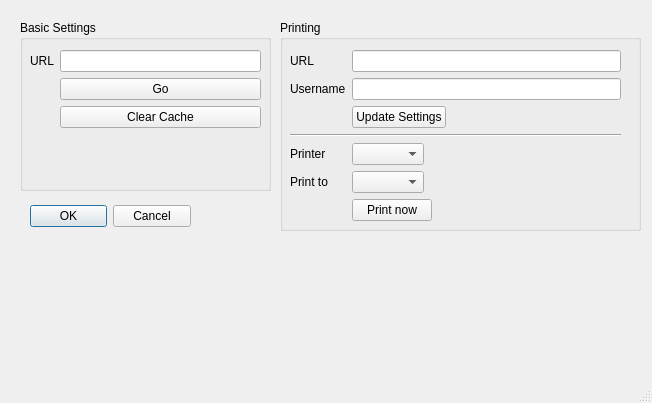
Old version of the form optionsdialog.ui in the repository jasonknight/salor-bin.
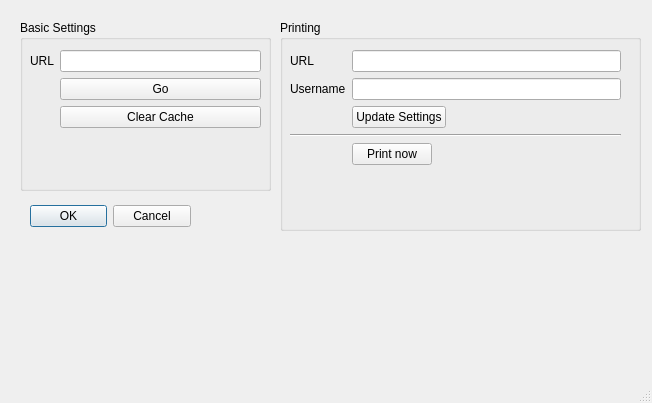
New version of the form.

What changed in the file:
```diff
--- a/optionsdialog.ui
+++ b/optionsdialog.ui
@@ -158,16 +158,6 @@
        </property>
       </widget>
      </item>
-     <item row="5" column="1">
-      <widget class="QComboBox" name="localPrinters1Combo"/>
-     </item>
-     <item row="5" column="0">
-      <widget class="QLabel" name="label_5">
-       <property name="text">
-        <string>Print to</string>
-       </property>
-      </widget>
-     </item>
      <item row="3" column="0" colspan="2">
       <widget class="Line" name="line">
        <property name="orientation">
@@ -175,36 +165,30 @@
        </property>
       </widget>
      </item>
-     <item row="6" column="1">
+     <item row="4" column="1">
       <widget class="QPushButton" name="printNowButton">
        <property name="text">
         <string>Print now</string>
        </property>
       </widget>
      </item>
-     <item row="4" column="1">
-      <widget class="QComboBox" name="remotePrinters1Combo"/>
-     </item>
-     <item row="4" column="0">
-      <widget class="QLabel" name="label_2">
-       <property name="text">
-        <string>Printer</string>
-       </property>
-      </widget>
-     </item>
     </layout>
    </widget>
   </widget>
   <widget class="QWidget" name="gridLayoutWidget">
    <property name="geometry">
     <rect>
-     <x>240</x>
-     <y>240</y>
+     <x>320</x>
+     <y>220</y>
      <width>160</width>
      <height>80</height>
     </rect>
    </property>
-   <layout class="QGridLayout" name="myGrid"/>
+   <layout class="QGridLayout" name="printerGrid" rowminimumheight="0" columnminimumwidth="0">
+    <property name="sizeConstraint">
+     <enum>QLayout::SetDefaultConstraint</enum>
+    </property>
+   </layout>
   </widget>
  </widget>
  <resources/>
```
